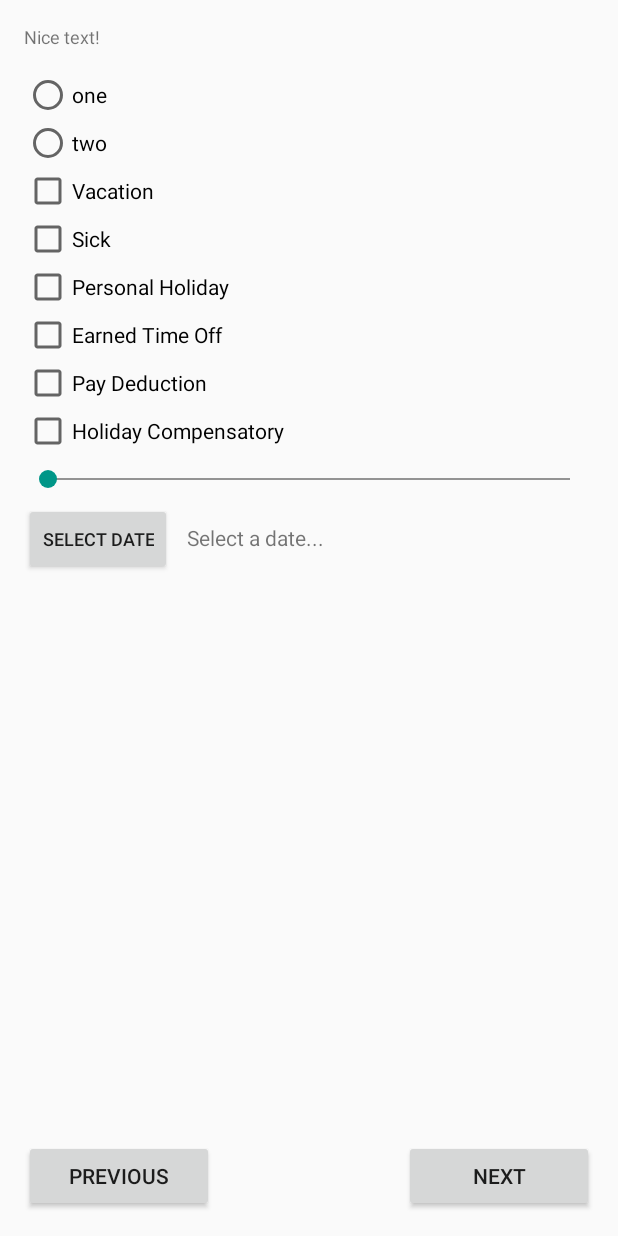
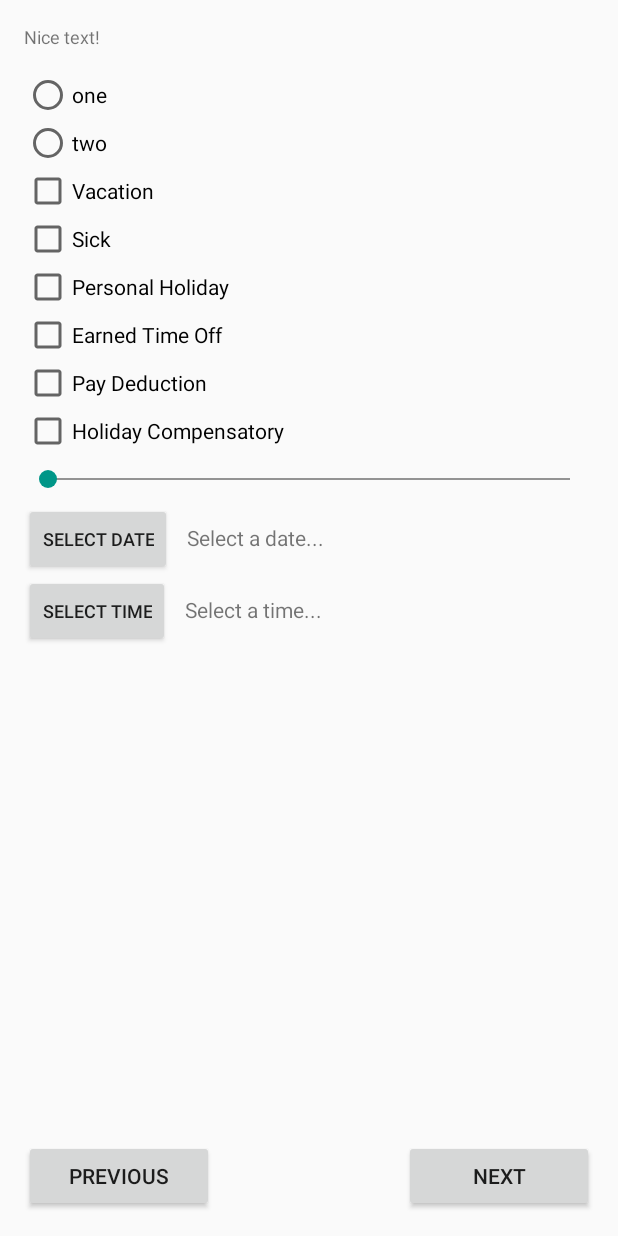
Before and after one commit to dewaalaw/AndroidSurveyFramework, an Android app: the screen it shows after launch (SurveyActivity), after a tap on "NEXT", on a phone screen of 412 x 824 dp. Run offline under Robolectric (Android 15) with nearby library versions, the phone set to English and light mode, and no system bars; our stand-ins replace ButterKnife; libraries missing offline, so code that uses them is left out: com.wdullaer.materialdatetimepicker; plain views replace BootstrapButton.

Commit message:
Added a time picker component. Both the date and time pickers use this library: https://github.com/wdullaer/MaterialDateTimePicker

```diff
--- a/app/src/main/java/com/example/jaf50/survey/SurveyActivity.java
+++ b/app/src/main/java/com/example/jaf50/survey/SurveyActivity.java
@@ -56,6 +56,7 @@ public class SurveyActivity extends FragmentActivity implements SurveyFragment.O
 
     SeekBarComponent seekBarComponent = (SeekBarComponent) inflator.inflate(R.layout.seekbar, null);
     DatePickerComponent datePickerTextView = (DatePickerComponent) inflator.inflate(R.layout.date_picker, null);
+    TimePickerComponent timePickerTextView = (TimePickerComponent) inflator.inflate(R.layout.time_picker, null);
 
     SurveyFragment fragment = (SurveyFragment) getSupportFragmentManager().findFragmentById(R.id.survey_fragment);
     fragment.addSurveyComponent(questionTextComponent);
@@ -63,6 +64,7 @@ public class SurveyActivity extends FragmentActivity implements SurveyFragment.O
     fragment.addSurveyComponent(checkboxGroupComponent);
     fragment.addSurveyComponent(seekBarComponent);
     fragment.addSurveyComponent(datePickerTextView);
+    fragment.addSurveyComponent(timePickerTextView);
   }
 
   @Override
--- /dev/null
+++ b/app/src/main/java/com/example/jaf50/survey/TimePickerComponent.java
@@ -0,0 +1,87 @@
+package com.example.jaf50.survey;
+
+import android.app.Activity;
+import android.content.Context;
+import android.util.AttributeSet;
+import android.view.MotionEvent;
+import android.view.View;
+import android.widget.Button;
+import android.widget.LinearLayout;
+import android.widget.TextView;
+
+import com.wdullaer.materialdatetimepicker.time.RadialPickerLayout;
+import com.wdullaer.materialdatetimepicker.time.TimePickerDialog;
+
+import java.util.Calendar;
+
+import butterknife.ButterKnife;
+
+public class TimePickerComponent extends LinearLayout implements ISurveyComponent {
+
+  private TimePickerDialog timePickerDialog;
+  private Button selectButton;
+  private TextView selectionTextView;
+  private String selectedTime;
+
+  private TimePickerDialog.OnTimeSetListener onTimeSetListener = new TimePickerDialog.OnTimeSetListener() {
+    @Override
+    public void onTimeSet(RadialPickerLayout radialPickerLayout, int hourOfDay, int minute) {
+      selectedTime = padZeroes(hourOfDay) + ":" + padZeroes(minute);
+      selectionTextView.setText(selectedTime);
+    }
+  };
+
+  private String padZeroes(int value) {
+    return String.format("%2s", value + "").replace(' ', '0');
+  }
+
+  @Override
+  protected void onAttachedToWindow() {
+    super.onAttachedToWindow();
+
+    selectButton = ButterKnife.findById(this, R.id.selectButton);
+    selectionTextView = ButterKnife.findById(this, R.id.selectionTextView);
+
+    selectButton.setOnTouchListener(new OnTouchListener() {
+      @Override
+      public boolean onTouch(View v, MotionEvent event) {
+        if (event.getAction() == MotionEvent.ACTION_UP) {
+          if (timePickerDialog == null) {
+            Calendar now = Calendar.getInstance();
+            timePickerDialog = TimePickerDialog.newInstance(
+                onTimeSetListener,
+                now.get(Calendar.HOUR_OF_DAY),
+                now.get(Calendar.MINUTE),
+                false);
+          }
+          Activity activity = (Activity) getContext();
+          timePickerDialog.show(activity.getFragmentManager(), "TimePickerDialog");
+        }
+        return false;
+      }
+    });
+  }
+
+  public TimePickerComponent(Context context, AttributeSet attrs) {
+    super(context, attrs);
+  }
+
+  @Override
+  public boolean acceptsResponse() {
+    return true;
+  }
+
+  @Override
+  public Response getResponse() {
+    Response response = new Response();
+    if (selectedTime != null) {
+      response.addValue(selectedTime);
+    }
+    return response;
+  }
+
+  @Override
+  public View getView() {
+    return this;
+  }
+}
--- /dev/null
+++ b/app/src/main/res/layout/time_picker.xml
@@ -0,0 +1,21 @@
+<?xml version="1.0" encoding="utf-8"?>
+<com.example.jaf50.survey.TimePickerComponent xmlns:android="http://schemas.android.com/apk/res/android"
+                                              android:orientation="horizontal"
+                                              android:layout_width="match_parent"
+                                              android:layout_height="wrap_content">
+
+    <Button
+        android:layout_width="wrap_content"
+        android:layout_height="wrap_content"
+        android:text="Select Time"
+        android:id="@+id/selectButton"
+        android:textSize="12dp"/>
+
+    <TextView
+        android:layout_marginLeft="10dp"
+        android:layout_width="wrap_content"
+        android:layout_height="wrap_content"
+        android:textSize="14dp"
+        android:text="Select a time..."
+        android:id="@+id/selectionTextView"/>
+</com.example.jaf50.survey.TimePickerComponent>
```
